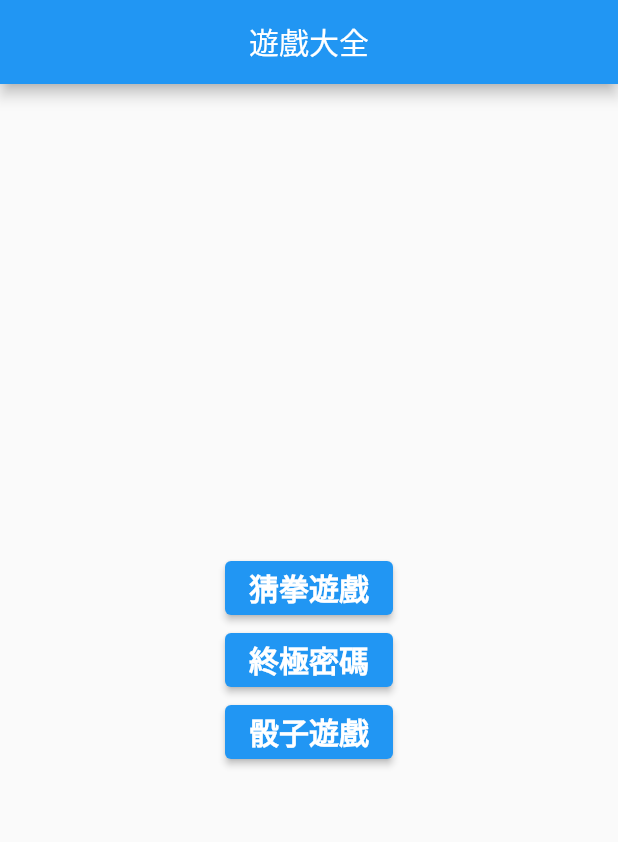
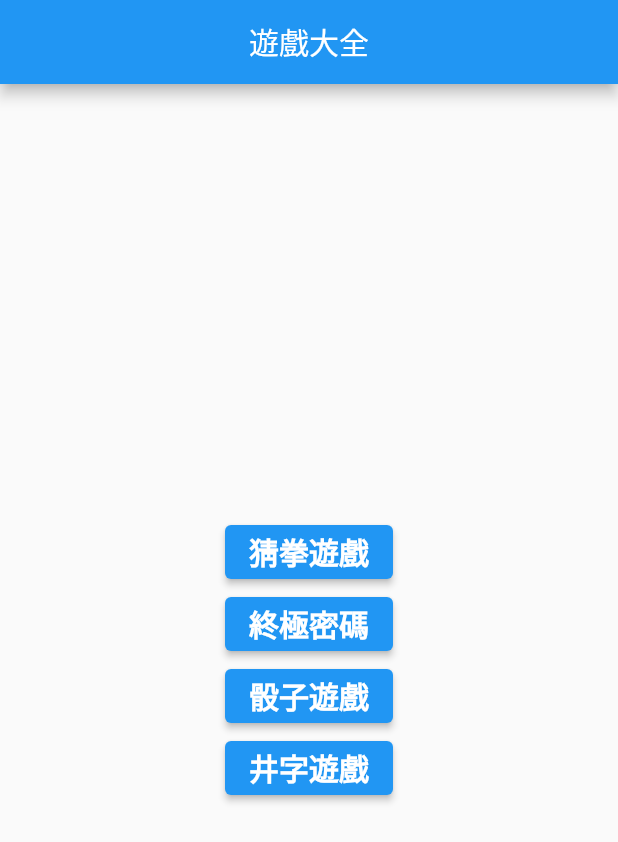
Before and after one commit to ramars250/flutter_finger_guessing, a Flutter app: the screen it shows after launch, on a phone screen of 412 x 824 dp. Shown: the top 842 px of the screen. Run offline on Flutter 3.47's test engine with Material 2 defaults, Android fonts, the phone set to English and light mode, and no system bars.

Commit message:
新增井字遊戲

```diff
--- a/lib/main.dart
+++ b/lib/main.dart
@@ -2,6 +2,7 @@ import 'package:flutter/material.dart';
 import 'package:flutter_finger_guessing/dice.dart';
 import 'package:flutter_finger_guessing/finger_guessing.dart';
 import 'package:flutter_finger_guessing/guess_number.dart';
+import 'package:flutter_finger_guessing/ox.dart';
 
 void main() => runApp(const MyApp());
 
@@ -16,6 +17,7 @@ class MyApp extends StatelessWidget {
         '/page1': (context) => const FingerGuessing(),
         '/page2': (context) => const GuessNumber(),
         '/page3': (context) => const Dice(),
+        '/page4': (context) => const Ox(),
       },
     );
   }
@@ -76,6 +78,19 @@ class FirstIndex extends StatelessWidget {
               diceDirections(context);
             },
           ),
+          ElevatedButton(
+            child: const Text(
+              '井字遊戲',
+              style: TextStyle(
+                fontSize: 20,
+                fontWeight: FontWeight.bold,
+              ),
+            ),
+            onPressed: () {
+              Navigator.pushNamed(context, '/page4');
+
+            },
+          ),
         ],
       ),
     );
```
Also changed, not shown: lib/ox.dart (added, +48 -0 lines).
